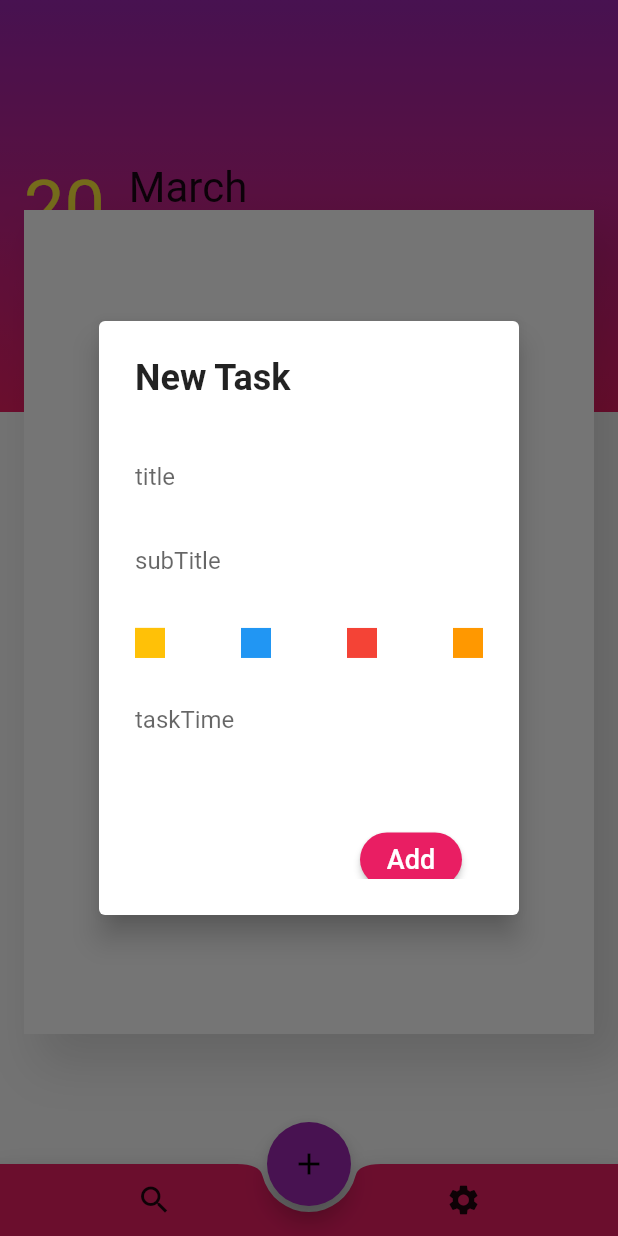
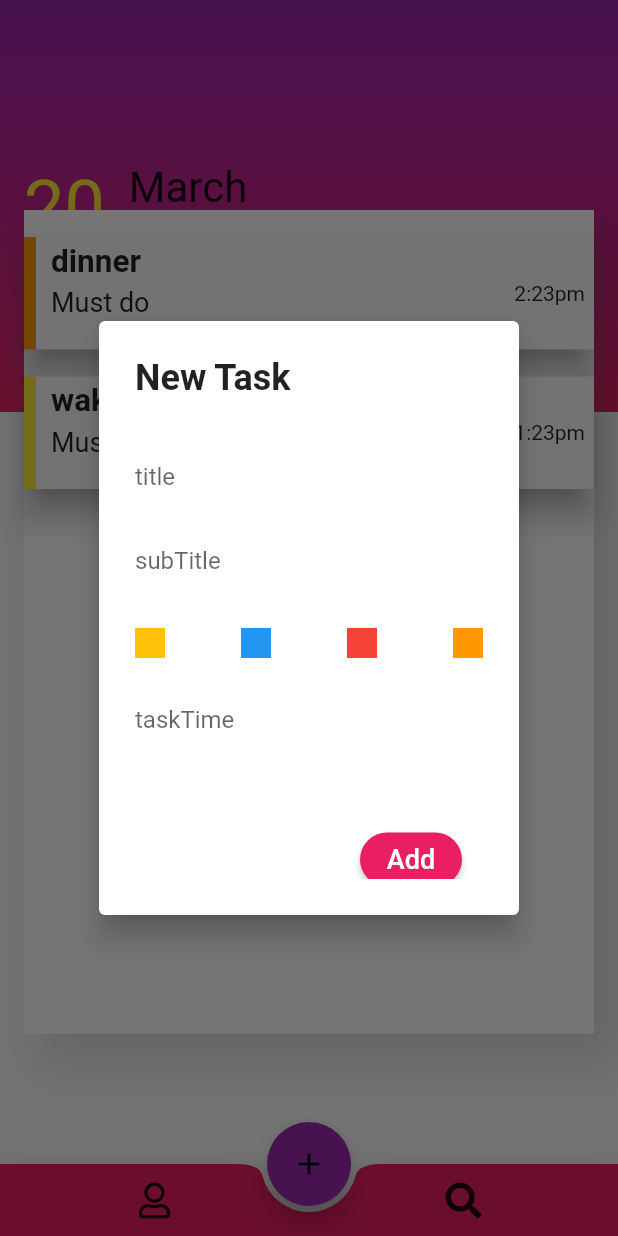
Before and after one commit to uzairleo/Flutter_TaskList-anotherSmartApproach-, a Flutter app: the screen it shows after launch, after a tap on the "add" icon, on a phone screen of 412 x 824 dp. Run offline on Flutter 3.47's test engine with Material 2 defaults, Android fonts, the phone set to English and light mode, and no system bars; our stand-ins replace flutter_spinkit, font_awesome_flutter.

Commit message:
add splashScreen done some final Touches

```diff
--- a/lib/HomePage.dart
+++ b/lib/HomePage.dart
@@ -3,7 +3,6 @@ import 'package:font_awesome_flutter/font_awesome_flutter.dart';
 import 'package:tasklist_flutter/newTaskPage.dart';
 import 'package:tasklist_flutter/taskList.dart';
 import 'package:intl/intl.dart';
-    List<TaskList> taskList=new List();
 
 
 class HomePage extends StatefulWidget {
@@ -17,6 +16,8 @@ var month=DateFormat.MMMM().format(DateTime.now());
 var year=DateFormat.y().format(DateTime.now());
   int index;
 
+    List<TaskList> taskList=new List();
+
       var title=TextEditingController();
   var subtitle=TextEditingController();
   var tasktime=TextEditingController();
@@ -25,8 +26,8 @@ var year=DateFormat.y().format(DateTime.now());
   void initState() {
     super.initState();
       setState(() {
-        // taskList.add(new TaskList(title: "dinner",subTitle: "Must do ",taskTime: "2:23pm",colorStatus: Colors.orange));
-        // taskList.add(new TaskList(title: "dinner",subTitle: "Must do ",taskTime: "2:23pm",colorStatus: Colors.yellow));
+        taskList.add(new TaskList(title: "dinner",subTitle: "Must do ",taskTime: "2:23pm",colorStatus: Colors.orange));
+        taskList.add(new TaskList(title: "wakeup",subTitle: "Must do ",taskTime: "1:23pm",colorStatus: Colors.yellow));
       });
   }
   @override
@@ -53,8 +54,8 @@ var year=DateFormat.y().format(DateTime.now());
         child: Row(
           mainAxisAlignment: MainAxisAlignment.spaceAround,
           children: <Widget>[
-            IconButton(icon: Icon(Icons.search), onPressed: () {}),
-            IconButton(icon: Icon(Icons.settings), onPressed: () {}),
+            IconButton(icon: Icon(FontAwesomeIcons.user,), onPressed: () {}),
+            IconButton(icon: Icon(FontAwesomeIcons.search), onPressed: () {}),
           ],
         ),
       ),
@@ -121,7 +122,7 @@ var year=DateFormat.y().format(DateTime.now());
     return ListView.builder(
         itemCount: taskList.length,
         itemBuilder: (context, index) {
-         if(index<taskList.length)
+        //  if(index<taskList.length)
          print(index);
           return taskListTile(taskList[index].title,taskList[index].subTitle,
           taskList[index].taskTime,taskList[index].colorStatus,index);
@@ -205,105 +206,73 @@ var year=DateFormat.y().format(DateTime.now());
     }
     void addDilogue()
     {
-      // var titleController=TextEditingController();
       showDialog(
                 context: context,
                 builder: (BuildContext context) {
                   return
-                  // NewTaskPage();
-                  AlertDialog(
-      elevation: 8.0,
-      title: Text(
-        "New Task",
-        style: TextStyle(fontSize: 24.0, fontWeight: FontWeight.bold),
-      ),
-      content: Container(
-        height: 300,
-        child: ListView(
-          // mainAxisAlignment: MainAxisAlignment.start,
-          children: <Widget>[
-            Padding(
-                padding: const EdgeInsets.only(top: 8.0),
-                child: TextField(
-                    controller: title,
-                    decoration: InputDecoration(
-                      hintText: "title",
-                      border: InputBorder.none,
-                    ))),
-            Padding(
-                padding: const EdgeInsets.only(top: 8.0),
-                child: TextField(
-                    controller: subtitle,
-                    decoration: InputDecoration(
-                      hintText: "subTitle",
-                      border: InputBorder.none,
-                    ))),
-            Padding(
-              padding: const EdgeInsets.only(top: 10.0),
-              child: Container(
-                height: 40,
-                child: Column(children: <Widget>[
-                  // Padding(
-                  //     padding: const EdgeInsets.only(top: 2.0),
-                  //     child:
-                  //     Text(
-                  //       "Select Color",
-                  //       style: TextStyle(fontSize: 18.0),
-                  //     )),
-                  Padding(
-                      padding: const EdgeInsets.only(top: 10.0),
-                      child: Row(
+                  NewTaskPage(taskList);
+    //               AlertDialog(
+    //   elevation: 8.0,
+    //   title: Text(
+    //     "New Task",
+    //     style: TextStyle(fontSize: 24.0, fontWeight: FontWeight.bold),
+    //   ),
+    //   content: Container(
+    //     height: 300,
+    //     child: ListView(
+    //       // mainAxisAlignment: MainAxisAlignment.start,
+    //       children: <Widget>[
+    //         Padding(
+    //             padding: const EdgeInsets.only(top: 8.0),
+    //             child: TextField(
+    //                 controller: title,
+    //                 decoration: InputDecoration(
+    //                   hintText: "title",
+    //                   border: InputBorder.none,
+    //                 ))),
+    //         Padding(
+    //             padding: const EdgeInsets.only(top: 8.0),
+    //             child: TextField(
+    //                 controller: subtitle,
+    //                 decoration: InputDecoration(
+    //                   hintText: "subTitle",
+    //                   border: InputBorder.none,
+    //                 ))),
+    //         Padding(
+    //           padding: const EdgeInsets.only(top: 10.0),
+    //           child: Container(
+    //             height: 40,
+    //             child: Column(children: <Widget>[
+    //               Padding(
+    //                   padding: const EdgeInsets.only(top: 10.0),
+    //                   child: Row(
 
-                        mainAxisAlignment: MainAxisAlignment.spaceBetween,
-                        children: <Widget>[
-                          colorContainer(Colors.amber),
-                          colorContainer(Colors.blue),
-                          colorContainer(Colors.red),
-                          colorContainer(Colors.orange),
-                        ],
-                      ))
-                ]),
-              ),
-            ),
+    //                     mainAxisAlignment: MainAxisAlignment.spaceBetween,
+    //                     children: <Widget>[
+    //                       colorContainer(Colors.amber),
+    //                       colorContainer(Colors.blue),
+    //                       colorContainer(Colors.red),
+    //                       colorContainer(Colors.orange),
+    //                     ],
+    //                   ))
+    //             ]),
+    //           ),
+    //         ),
 
-            Padding(
-                padding: const EdgeInsets.only(top: 8.0),
-                child: TextField(
-                    controller: tasktime,
-                    decoration: InputDecoration(
-                      hintText: "taskTime",
-                      border: InputBorder.none,
-                    ))),
-                    Padding(padding: const EdgeInsets.only(top: 45,right: 14.0,left: 150),
-                    child:saveButton())
-          ],
-        ),
-      ),
-    );
-      //              Dialog(
-
-      //   child: Column(
-      //     mainAxisAlignment: MainAxisAlignment.center,
-      //     children:<Widget>[
-      //       // Text(taskList[index]),
-
-      //         TextField(
-      //           controller: titleController,
-      //           onSubmitted: (value)
-      //           {
-      //               // addToTask(value);
-      //           },
-      //           decoration: InputDecoration(
-
-      //             hintText: "title",
-      //             ),
-      //         ),
-      //         FlatButton(onPressed: (){
-      //           addToTask(titleController.text);
-      //         }, child: Text("save"))
-      //     ]
-      //   ),
-      // );
+    //         Padding(
+    //             padding: const EdgeInsets.only(top: 8.0),
+    //             child: TextField(
+    //                 controller: tasktime,
+    //                 decoration: InputDecoration(
+    //                   hintText: "taskTime",
+    //                   border: InputBorder.none,
+    //                 ))),
+    //                 Padding(padding: const EdgeInsets.only(top: 45,right: 14.0,left: 150),
+    //                 child:saveButton())
+    //       ],
+    //     ),
+    //   ),
+    // );
       }
       );
 
--- a/lib/main.dart
+++ b/lib/main.dart
@@ -1,5 +1,6 @@
 import 'package:flutter/material.dart';
 import 'package:tasklist_flutter/HomePage.dart';
+import 'package:tasklist_flutter/splashScreen.dart';
 
 void main() {
   runApp(new MyTodo());
@@ -11,7 +12,7 @@ class MyTodo extends StatelessWidget {
     return MaterialApp(
       debugShowCheckedModeBanner: false,
       title: 'Task_Keeper',
-      home: HomePage(),
+      home: SplashScreen(),
     );
   }
 }
--- a/lib/newTaskPage.dart
+++ b/lib/newTaskPage.dart
@@ -1,14 +1,17 @@
 import 'package:flutter/material.dart';
 import 'package:font_awesome_flutter/font_awesome_flutter.dart';
-import 'package:tasklist_flutter/HomePage.dart';
 import 'package:tasklist_flutter/taskList.dart';
 
 class NewTaskPage extends StatefulWidget {
+ List<TaskList> taskList=List();
+  NewTaskPage(this.taskList);
   @override
-  _NewTaskPageState createState() => _NewTaskPageState();
+  _NewTaskPageState createState() => _NewTaskPageState(taskList);
 }
 
 class _NewTaskPageState extends State<NewTaskPage> {
+  List<TaskList> taskList=List();
+  _NewTaskPageState(this.taskList);
   var title=TextEditingController();
   var subtitle=TextEditingController();
   var tasktime=TextEditingController();
@@ -47,14 +50,7 @@ class _NewTaskPageState extends State<NewTaskPage> {
               child: Container(
                 height: 40,
                 child: Column(children: <Widget>[
-                  // Padding(
-                  //     padding: const EdgeInsets.only(top: 2.0),
-                  //     child:
-                  //     Text(
-                  //       "Select Color",
-                  //       style: TextStyle(fontSize: 18.0),
-                  //     )),
-                  Padding(
+                 Padding(
                       padding: const EdgeInsets.only(top: 10.0),
                       child: Row(
 
@@ -89,14 +85,14 @@ class _NewTaskPageState extends State<NewTaskPage> {
   {
     return RaisedButton(
       onPressed: (){
-          setState(() {
             taskList.add(new TaskList(
               title: title.text,
               subTitle: subtitle.text,
               taskTime: tasktime.text,
               colorStatus: tasColor
             ));
-          });
+            Navigator.of(context).pop();
+
       },
       shape: RoundedRectangleBorder(borderRadius:new BorderRadius.circular(30.0)),
       child: Text("Add",style: TextStyle(color: Colors.white,fontSize: 18),),
@@ -108,7 +104,9 @@ class _NewTaskPageState extends State<NewTaskPage> {
   colorContainer(var color) {
     return GestureDetector(
         onTap: () {
-
+        setState(() {
+          tasColor=color;
+        });
         },
         child: Icon(
           FontAwesomeIcons.squareFull,
--- /dev/null
+++ b/lib/splashScreen.dart
@@ -0,0 +1,81 @@
+import 'package:flutter/material.dart';
+import 'package:flutter_spinkit/flutter_spinkit.dart';
+import 'package:tasklist_flutter/HomePage.dart';
+
+class SplashScreen extends StatefulWidget {
+  @override
+  _SplashScreenState createState() => _SplashScreenState();
+}
+
+class _SplashScreenState extends State<SplashScreen> {
+
+@override
+  void initState() {
+    super.initState();
+    Future.delayed(
+      Duration(
+        seconds: 5,
+        ),
+    (){
+      Navigator.push(context,MaterialPageRoute
+      (
+        builder:(context)=>(HomePage()))
+        );
+    }
+    );
+
+  }
+  @override
+  Widget build(BuildContext context) {
+    return Scaffold(
+        body: Container(
+      alignment: Alignment.center,
+      decoration: BoxDecoration(
+         color: Color(0xff5a348b),
+        gradient: LinearGradient(
+          colors: [Color.fromARGB(255,180,28,229),Color.fromARGB(255,229,28,189)],
+          begin:Alignment.centerRight,
+          end:Alignment(-1.0,-1.0),
+        )
+      ),
+      child: Column(
+        crossAxisAlignment: CrossAxisAlignment.center,
+        // mainAxisAlignment: MainAxisAlignment.center,
+        children:<Widget>
+        [
+          Padding(padding: const EdgeInsets.only(top: 150),
+          child: CircleAvatar(
+            radius: 60,
+            backgroundColor: Colors.amber,
+            child: CircleAvatar(
+              backgroundColor: Colors.pinkAccent,
+            radius: 53,
+            child: Icon(Icons.note_add,size: 55,color: Colors.white,),
+
+            ),
+          ),
+          ),
+          Padding(padding: const EdgeInsets.only(top: 20.0),
+          child:Text("Leo Todo",
+          style: TextStyle(
+            fontSize: 40,
+            fontWeight:FontWeight.bold,
+            color: Colors.white70,
+          ),)),
+          Padding(padding: const EdgeInsets.only(top: 80,bottom: 10),
+          child:SpinKitDoubleBounce(color: Colors.white54,size: 60,),),
+          Padding(padding: const EdgeInsets.only(top: 70.0),
+          child:Text("Version 1.0",style: TextStyle(
+            fontSize: 12.0,
+            color:Colors.white70,
+          ),)
+          ),
+            Text("@2020 uzairleo  ",style: TextStyle(
+            fontSize: 12.0,
+            color:Colors.white60,
+          ))
+        ]
+      ),
+  ),
+    );  }
+}
--- a/pubspec.yaml
+++ b/pubspec.yaml
@@ -25,6 +25,7 @@ dependencies:
   cupertino_icons: ^0.1.2
   intl: any
   font_awesome_flutter: any
+  flutter_spinkit: any
 
 dev_dependencies:
   flutter_test:
```
Also changed, not shown: pubspec.lock.
